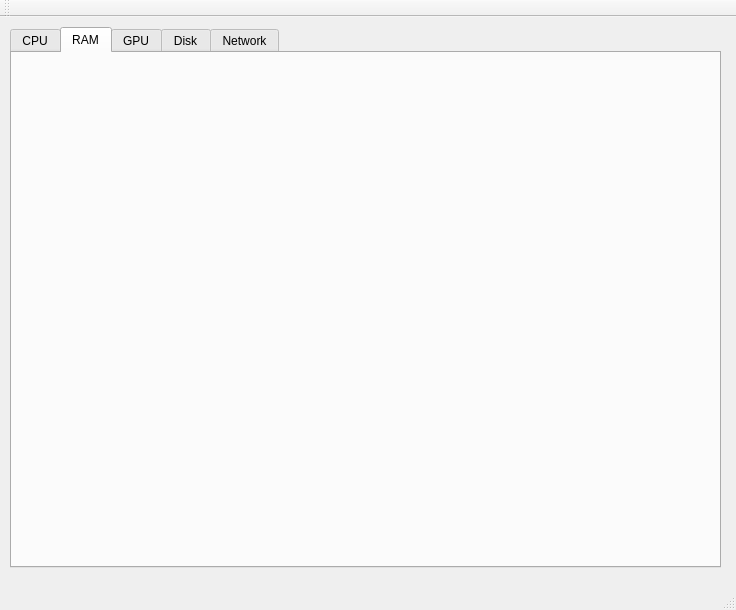
Above: SystemMonitor-app/mainwindow.ui from vlmarkov/QT-projects before the change. Below: the same form after it.
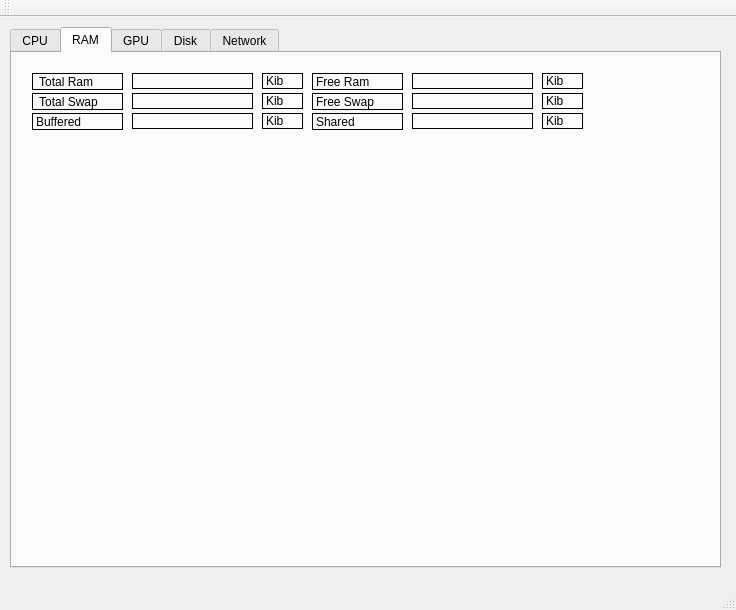
That is the form after the change. The open tabs and pages were chosen to show the change. Custom widgets are drawn as their Qt base class.

The edit to the form file:
```diff
--- a/SystemMonitor-app/mainwindow.ui
+++ b/SystemMonitor-app/mainwindow.ui
@@ -334,6 +334,330 @@
      <attribute name="title">
       <string>RAM</string>
      </attribute>
+     <widget class="QLabel" name="TotalRam_txt">
+      <property name="geometry">
+       <rect>
+        <x>120</x>
+        <y>20</y>
+        <width>121</width>
+        <height>16</height>
+       </rect>
+      </property>
+      <property name="frameShape">
+       <enum>QFrame::Box</enum>
+      </property>
+      <property name="text">
+       <string/>
+      </property>
+      <property name="scaledContents">
+       <bool>false</bool>
+      </property>
+     </widget>
+     <widget class="QLabel" name="TotalRam_label">
+      <property name="geometry">
+       <rect>
+        <x>20</x>
+        <y>20</y>
+        <width>91</width>
+        <height>17</height>
+       </rect>
+      </property>
+      <property name="frameShape">
+       <enum>QFrame::Box</enum>
+      </property>
+      <property name="text">
+       <string> Total Ram</string>
+      </property>
+     </widget>
+     <widget class="QLabel" name="FreeRam_label">
+      <property name="geometry">
+       <rect>
+        <x>300</x>
+        <y>20</y>
+        <width>91</width>
+        <height>17</height>
+       </rect>
+      </property>
+      <property name="frameShape">
+       <enum>QFrame::Box</enum>
+      </property>
+      <property name="text">
+       <string>Free Ram</string>
+      </property>
+     </widget>
+     <widget class="QLabel" name="FreeRam_txt">
+      <property name="geometry">
+       <rect>
+        <x>400</x>
+        <y>20</y>
+        <width>121</width>
+        <height>16</height>
+       </rect>
+      </property>
+      <property name="frameShape">
+       <enum>QFrame::Box</enum>
+      </property>
+      <property name="text">
+       <string/>
+      </property>
+      <property name="scaledContents">
+       <bool>false</bool>
+      </property>
+     </widget>
+     <widget class="QLabel" name="TotalSwap_label">
+      <property name="geometry">
+       <rect>
+        <x>20</x>
+        <y>40</y>
+        <width>91</width>
+        <height>17</height>
+       </rect>
+      </property>
+      <property name="frameShape">
+       <enum>QFrame::Box</enum>
+      </property>
+      <property name="text">
+       <string> Total Swap</string>
+      </property>
+     </widget>
+     <widget class="QLabel" name="FreeSwapRam_label">
+      <property name="geometry">
+       <rect>
+        <x>300</x>
+        <y>40</y>
+        <width>91</width>
+        <height>17</height>
+       </rect>
+      </property>
+      <property name="frameShape">
+       <enum>QFrame::Box</enum>
+      </property>
+      <property name="text">
+       <string>Free Swap</string>
+      </property>
+     </widget>
+     <widget class="QLabel" name="FreeSwapRam_txt">
+      <property name="geometry">
+       <rect>
+        <x>400</x>
+        <y>40</y>
+        <width>121</width>
+        <height>16</height>
+       </rect>
+      </property>
+      <property name="frameShape">
+       <enum>QFrame::Box</enum>
+      </property>
+      <property name="text">
+       <string/>
+      </property>
+      <property name="scaledContents">
+       <bool>false</bool>
+      </property>
+     </widget>
+     <widget class="QLabel" name="TotalSwap_txt">
+      <property name="geometry">
+       <rect>
+        <x>120</x>
+        <y>40</y>
+        <width>121</width>
+        <height>16</height>
+       </rect>
+      </property>
+      <property name="frameShape">
+       <enum>QFrame::Box</enum>
+      </property>
+      <property name="text">
+       <string/>
+      </property>
+      <property name="scaledContents">
+       <bool>false</bool>
+      </property>
+     </widget>
+     <widget class="QLabel" name="BufferedRam_label">
+      <property name="geometry">
+       <rect>
+        <x>20</x>
+        <y>60</y>
+        <width>91</width>
+        <height>17</height>
+       </rect>
+      </property>
+      <property name="frameShape">
+       <enum>QFrame::Box</enum>
+      </property>
+      <property name="text">
+       <string>Buffered</string>
+      </property>
+     </widget>
+     <widget class="QLabel" name="SharedRam_label">
+      <property name="geometry">
+       <rect>
+        <x>300</x>
+        <y>60</y>
+        <width>91</width>
+        <height>17</height>
+       </rect>
+      </property>
+      <property name="frameShape">
+       <enum>QFrame::Box</enum>
+      </property>
+      <property name="text">
+       <string>Shared</string>
+      </property>
+     </widget>
+     <widget class="QLabel" name="BufferedRam_txt">
+      <property name="geometry">
+       <rect>
+        <x>120</x>
+        <y>60</y>
+        <width>121</width>
+        <height>16</height>
+       </rect>
+      </property>
+      <property name="frameShape">
+       <enum>QFrame::Box</enum>
+      </property>
+      <property name="text">
+       <string/>
+      </property>
+      <property name="scaledContents">
+       <bool>false</bool>
+      </property>
+     </widget>
+     <widget class="QLabel" name="SharedRam_txt">
+      <property name="geometry">
+       <rect>
+        <x>400</x>
+        <y>60</y>
+        <width>121</width>
+        <height>16</height>
+       </rect>
+      </property>
+      <property name="frameShape">
+       <enum>QFrame::Box</enum>
+      </property>
+      <property name="text">
+       <string/>
+      </property>
+      <property name="scaledContents">
+       <bool>false</bool>
+      </property>
+     </widget>
+     <widget class="QLabel" name="Usage_label_1">
+      <property name="geometry">
+       <rect>
+        <x>250</x>
+        <y>20</y>
+        <width>41</width>
+        <height>16</height>
+       </rect>
+      </property>
+      <property name="frameShape">
+       <enum>QFrame::Box</enum>
+      </property>
+      <property name="text">
+       <string>Kib</string>
+      </property>
+      <property name="scaledContents">
+       <bool>false</bool>
+      </property>
+     </widget>
+     <widget class="QLabel" name="Usage_label_2">
+      <property name="geometry">
+       <rect>
+        <x>250</x>
+        <y>40</y>
+        <width>41</width>
+        <height>16</height>
+       </rect>
+      </property>
+      <property name="frameShape">
+       <enum>QFrame::Box</enum>
+      </property>
+      <property name="text">
+       <string>Kib</string>
+      </property>
+      <property name="scaledContents">
+       <bool>false</bool>
+      </property>
+     </widget>
+     <widget class="QLabel" name="Usage_label_3">
+      <property name="geometry">
+       <rect>
+        <x>250</x>
+        <y>60</y>
+        <width>41</width>
+        <height>16</height>
+       </rect>
+      </property>
+      <property name="frameShape">
+       <enum>QFrame::Box</enum>
+      </property>
+      <property name="text">
+       <string>Kib</string>
+      </property>
+      <property name="scaledContents">
+       <bool>false</bool>
+      </property>
+     </widget>
+     <widget class="QLabel" name="Usage_label_4">
+      <property name="geometry">
+       <rect>
+        <x>530</x>
+        <y>20</y>
+        <width>41</width>
+        <height>16</height>
+       </rect>
+      </property>
+      <property name="frameShape">
+       <enum>QFrame::Box</enum>
+      </property>
+      <property name="text">
+       <string>Kib</string>
+      </property>
+      <property name="scaledContents">
+       <bool>false</bool>
+      </property>
+     </widget>
+     <widget class="QLabel" name="Usage_label_5">
+      <property name="geometry">
+       <rect>
+        <x>530</x>
+        <y>40</y>
+        <width>41</width>
+        <height>16</height>
+       </rect>
+      </property>
+      <property name="frameShape">
+       <enum>QFrame::Box</enum>
+      </property>
+      <property name="text">
+       <string>Kib</string>
+      </property>
+      <property name="scaledContents">
+       <bool>false</bool>
+      </property>
+     </widget>
+     <widget class="QLabel" name="Usage_label_6">
+      <property name="geometry">
+       <rect>
+        <x>530</x>
+        <y>60</y>
+        <width>41</width>
+        <height>16</height>
+       </rect>
+      </property>
+      <property name="frameShape">
+       <enum>QFrame::Box</enum>
+      </property>
+      <property name="text">
+       <string>Kib</string>
+      </property>
+      <property name="scaledContents">
+       <bool>false</bool>
+      </property>
+     </widget>
     </widget>
     <widget class="QWidget" name="GpuTab">
      <attribute name="title">
```
Left out of the diff: 4 changed lines with no effect on the pictures.
